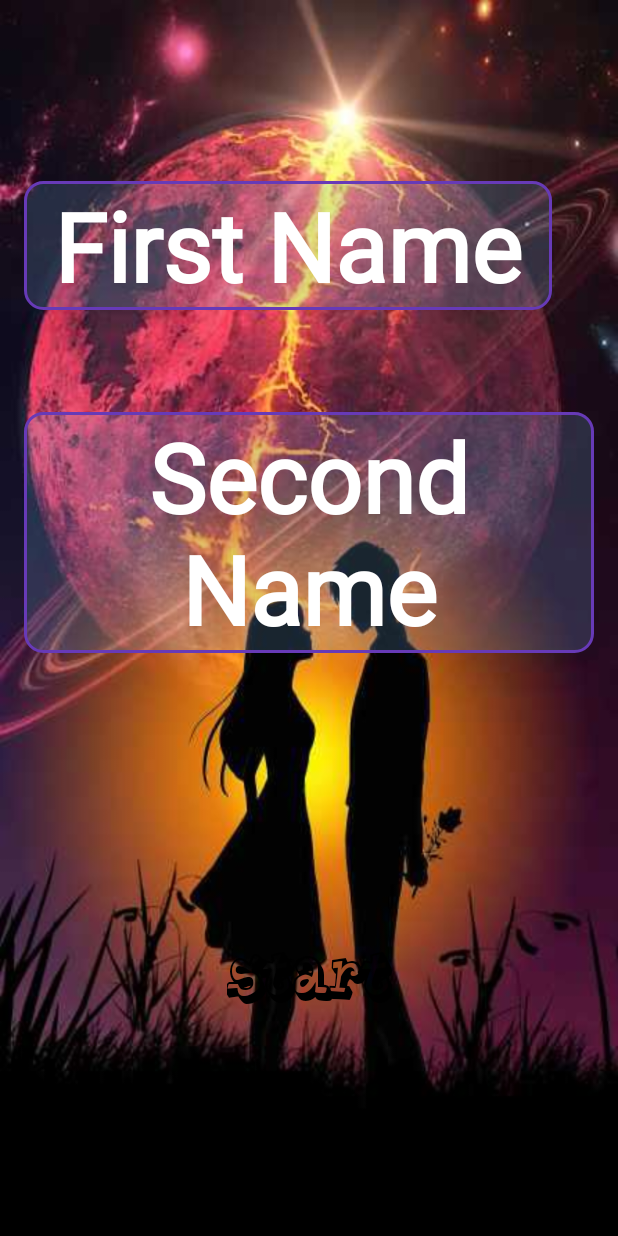
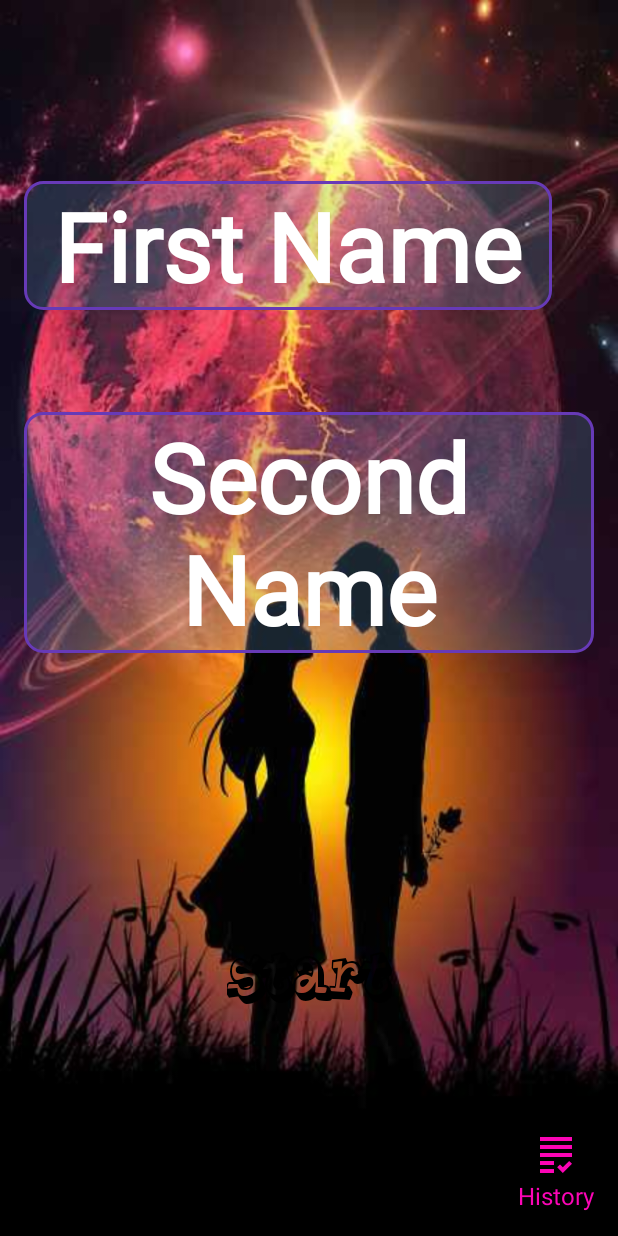
Before and after one commit to Skipper047/LoveApp, an Android app: the screen it shows after launch (MainActivity), on a phone screen of 412 x 824 dp. Run offline under Robolectric (Android 15) with nearby library versions, the phone set to English and light mode, and no system bars.

Commit message:
+History

```diff
--- a/app/src/main/java/com/example/loveapp/ui/MainFragment.kt
+++ b/app/src/main/java/com/example/loveapp/ui/MainFragment.kt
@@ -32,6 +32,9 @@ class MainFragment : Fragment() {
     override fun onViewCreated(view: View, savedInstanceState: Bundle?) {
         super.onViewCreated(view, savedInstanceState)
         onClick()
+        binding.history.setOnClickListener {
+            findNavController().navigate(R.id.historyFragment)
+        }
     }
 
     private fun doRequest(firstName:String,secondName:String){
@@ -42,6 +45,7 @@ class MainFragment : Fragment() {
                 val loveModel: LoveModel = response.body()!!
                 val bundle = Bundle()
                 bundle.putSerializable("result",loveModel)
+                parentFragmentManager.setFragmentResult("love_model", bundle)
                 findNavController().navigate(R.id.resultFragment, bundle)
             }
 
--- /dev/null
+++ b/app/src/main/res/drawable/ic_baseline_circle.xml
@@ -0,0 +1,5 @@
+<vector android:alpha="0.65" android:height="56dp"
+    android:tint="#A9E7B2" android:viewportHeight="24"
+    android:viewportWidth="24" android:width="56dp" xmlns:android="http://schemas.android.com/apk/res/android">
+    <path android:fillColor="@android:color/white" android:pathData="M12,2C6.47,2 2,6.47 2,12s4.47,10 10,10 10,-4.47 10,-10S17.53,2 12,2z"/>
+</vector>
--- /dev/null
+++ b/app/src/main/res/drawable/ic_baseline_grading.xml
@@ -0,0 +1,5 @@
+<vector android:autoMirrored="true" android:height="32dp"
+    android:tint="#FC05B6" android:viewportHeight="24"
+    android:viewportWidth="24" android:width="32dp" xmlns:android="http://schemas.android.com/apk/res/android">
+    <path android:fillColor="@android:color/white" android:pathData="M4,7h16v2H4V7zM4,13h16v-2H4V13zM4,17h7v-2H4V17zM4,21h7v-2H4V21zM15.41,18.17L14,16.75l-1.41,1.41L15.41,21L20,16.42L18.58,15L15.41,18.17zM4,3v2h16V3H4z"/>
+</vector>
--- a/app/src/main/res/layout/fragment_main.xml
+++ b/app/src/main/res/layout/fragment_main.xml
@@ -68,6 +68,32 @@
         android:layout_width="wrap_content"
         android:layout_height="wrap_content"
         android:fontFamily="@font/planet_benson"/>
+    <androidx.constraintlayout.widget.ConstraintLayout
+        android:id="@+id/history"
+        app:layout_constraintBottom_toBottomOf="parent"
+        app:layout_constraintEnd_toEndOf="parent"
+        android:layout_width="wrap_content"
+        android:layout_height="wrap_content">
+        <ImageView
+            android:id="@+id/ivHistory"
+            app:layout_constraintEnd_toEndOf="@id/tvHistory"
+            app:layout_constraintStart_toStartOf="@id/tvHistory"
+            app:layout_constraintBottom_toTopOf="@id/tvHistory"
+            android:background="@drawable/ic_baseline_grading"
+            android:layout_width="wrap_content"
+            android:layout_height="wrap_content"/>
+        <TextView
+            android:id="@+id/tvHistory"
+            android:text="History"
+            android:textSize="16sp"
+            android:textColor="#FC05B6"
+            android:paddingBottom="16dp"
+            app:layout_constraintBottom_toBottomOf="parent"
+            app:layout_constraintEnd_toEndOf="parent"
+            android:layout_width="wrap_content"
+            android:layout_height="wrap_content"/>
+    </androidx.constraintlayout.widget.ConstraintLayout>
+
 
 
 
--- a/app/src/main/res/navigation/nav_graph.xml
+++ b/app/src/main/res/navigation/nav_graph.xml
@@ -15,4 +15,9 @@
         android:name="com.example.loveapp.ui.ResultFragment"
         android:label="fragment_result"
         tools:layout="@layout/fragment_result" />
+    <fragment
+        android:id="@+id/historyFragment"
+        android:name="com.example.loveapp.ui.history.HistoryFragment"
+        android:label="fragment_history"
+        tools:layout="@layout/fragment_history" />
 </navigation>
```
Also changed, not shown: app/src/main/java/com/example/loveapp/ui/history/HistoryAdapter.kt (added, +35 -0 lines), app/src/main/java/com/example/loveapp/ui/history/HistoryFragment.kt (added, +47 -0 lines), app/src/main/res/layout/fragment_history.xml (added, +16 -0 lines), app/src/main/res/layout/item_history.xml (added, +67 -0 lines).
